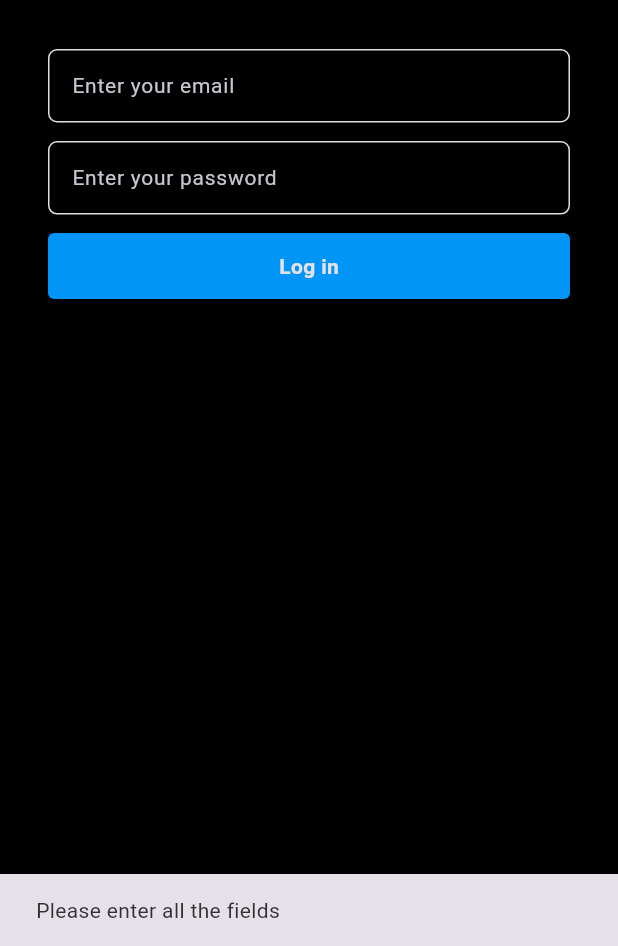
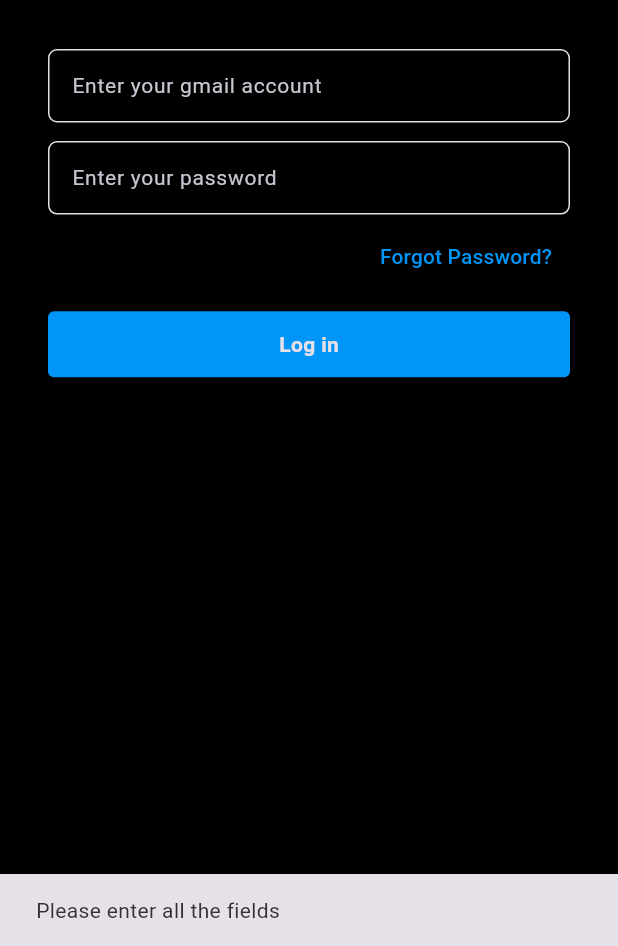
Before and after one commit to rafioncode/MEMEsWorld, a Flutter app: the ProfileScreen screen opened directly, after a tap on "Sign Out", after a tap on "Log in", on a phone screen of 412 x 824 dp, the part 290-1236 px from its top. Run offline on Flutter 3.47's test engine with Material 3 defaults, Android fonts, the phone set to English and light mode, and no system bars; our stand-ins replace cloud_firestore, firebase_auth, firebase_core, firebase_storage, image_picker; missing offline and left inert: universal_html; accounts and stored records are empty; network calls fail.

Commit message:
this is final!

```diff
--- a/lib/resources/auth_methods.dart
+++ b/lib/resources/auth_methods.dart
@@ -6,36 +6,35 @@ class AuthMethods {
   final FirebaseFirestore _firestore = FirebaseFirestore.instance;
   final FirebaseAuth _auth = FirebaseAuth.instance;
 
-  // Get user details
+  // Get current user details
   Future<model.User> getUserDetails() async {
     User currentUser = _auth.currentUser!;
-
     DocumentSnapshot documentSnapshot =
     await _firestore.collection('users').doc(currentUser.uid).get();
 
     return model.User.fromSnap(documentSnapshot);
   }
 
-  // Signing up user
+  // Sign up user
   Future<String> signUpUser({
     required String email,
     required String password,
     required String username,
     required String bio,
   }) async {
-    String res = "Some error Occurred";
+    String res = "Some error occurred";
     try {
       if (email.isNotEmpty &&
           password.isNotEmpty &&
           username.isNotEmpty &&
           bio.isNotEmpty) {
-        // Registering user in Firebase Auth
+        // Register user in Firebase Auth
         UserCredential cred = await _auth.createUserWithEmailAndPassword(
           email: email,
           password: password,
         );
 
-        // Use default profile picture
+        // Default profile picture
         String photoUrl = 'https://i.stack.imgur.com/l60Hf.png';
 
         // Create user model
@@ -50,45 +49,54 @@ class AuthMethods {
         );
 
         // Add user to Firestore
-        await _firestore
-            .collection("users")
-            .doc(cred.user!.uid)
-            .set(user.toJson());
+        await _firestore.collection("users").doc(cred.user!.uid).set(user.toJson());
 
         res = "success";
       } else {
         res = "Please enter all the fields";
       }
     } catch (err) {
-      return err.toString();
+      res = err.toString();
     }
     return res;
   }
 
-  // Logging in user
+  // Login user
   Future<String> loginUser({
     required String email,
     required String password,
   }) async {
-    String res = "Some error Occurred";
+    String res = "Some error occurred";
     try {
       if (email.isNotEmpty && password.isNotEmpty) {
-        // Logging in user with email and password
-        await _auth.signInWithEmailAndPassword(
-          email: email,
-          password: password,
-        );
+        await _auth.signInWithEmailAndPassword(email: email, password: password);
         res = "success";
       } else {
         res = "Please enter all the fields";
       }
     } catch (err) {
-      return err.toString();
+      res = err.toString();
     }
     return res;
   }
 
-  // Signing out user
+  // Reset password
+  Future<String> resetPassword(String email) async {
+    String res = "Some error occurred";
+    try {
+      if (email.isNotEmpty) {
+        await _auth.sendPasswordResetEmail(email: email);
+        res = "Password reset email sent";
+      } else {
+        res = "Please enter your email";
+      }
+    } catch (err) {
+      res = err.toString();
+    }
+    return res;
+  }
+
+  // Sign out user
   Future<void> signOut() async {
     await _auth.signOut();
   }
--- a/lib/screens/login_screen.dart
+++ b/lib/screens/login_screen.dart
@@ -61,6 +61,22 @@ class _LoginScreenState extends State<LoginScreen> {
     }
   }
 
+  // Function for sending password reset email
+  Future<void> resetPassword() async {
+    final email = _emailController.text.trim();
+    if (email.isEmpty) {
+      showSnackBar(context, "Please enter your email first!");
+      return;
+    }
+
+    try {
+      await AuthMethods().resetPassword(email);
+      showSnackBar(context, "Password reset email sent!");
+    } catch (e) {
+      showSnackBar(context, "Failed to send reset email: $e");
+    }
+  }
+
   @override
   Widget build(BuildContext context) {
     final screenWidth = MediaQuery.of(context).size.width;
@@ -98,7 +114,7 @@ class _LoginScreenState extends State<LoginScreen> {
               const SizedBox(height: 20), // space after logo
 
               TextFieldInput(
-                hintText: 'Enter your email',
+                hintText: 'Enter your gmail account',
                 textInputType: TextInputType.emailAddress,
                 textEditingController: _emailController,
               ),
@@ -110,6 +126,20 @@ class _LoginScreenState extends State<LoginScreen> {
                 textEditingController: _passwordController,
                 isPass: true,
               ),
+              SizedBox(height: screenWidth * 0.01),
+
+              // Forgot Password section
+              Align(
+                alignment: Alignment.centerRight,
+                child: TextButton(
+                  onPressed: resetPassword,
+                  child: const Text(
+                    "Forgot Password?",
+                    style: TextStyle(color: blueColor, fontWeight: FontWeight.w500),
+                  ),
+                ),
+              ),
+
               SizedBox(height: screenWidth * 0.03),
 
               InkWell(
@@ -132,8 +162,10 @@ class _LoginScreenState extends State<LoginScreen> {
                       : const SizedBox(
                     height: 20,
                     width: 20,
-                    child:
-                    CircularProgressIndicator(strokeWidth: 2, color: primaryColor),
+                    child: CircularProgressIndicator(
+                      strokeWidth: 2,
+                      color: primaryColor,
+                    ),
                   ),
                 ),
               ),
@@ -169,8 +201,7 @@ class _LoginScreenState extends State<LoginScreen> {
   }
 }
 
-/// A simple reusable TextField widget (previously in widgets/text_field_input.dart).
-/// Keeps styling consistent across login/signup screens.
+/// Reusable TextField widget
 class TextFieldInput extends StatelessWidget {
   final TextEditingController textEditingController;
   final TextInputType textInputType;
--- a/lib/screens/profile_screen.dart
+++ b/lib/screens/profile_screen.dart
@@ -74,6 +74,8 @@ class _ProfileScreenState extends State<ProfileScreen> {
       return const Center(child: CircularProgressIndicator());
     }
 
+    final currentUid = FirebaseAuth.instance.currentUser?.uid;
+
     return Scaffold(
       appBar: AppBar(
         backgroundColor: mobileBackgroundColor,
@@ -81,10 +83,7 @@ class _ProfileScreenState extends State<ProfileScreen> {
         centerTitle: false,
       ),
       body: ListView(
-        children: [
-          Padding(
         padding: const EdgeInsets.all(16),
-            child: Column(
         children: [
           Row(
             children: [
@@ -106,11 +105,11 @@ class _ProfileScreenState extends State<ProfileScreen> {
                         buildStatColumn(following, "following"),
                       ],
                     ),
+                    const SizedBox(height: 8),
+                    if (currentUid != widget.uid)
                       Row(
                         mainAxisAlignment: MainAxisAlignment.spaceEvenly,
-                            children: [
-                              buildActionButton(),
-                            ],
+                        children: [buildFollowButton()],
                       ),
                   ],
                 ),
@@ -130,21 +129,16 @@ class _ProfileScreenState extends State<ProfileScreen> {
             alignment: Alignment.centerLeft,
             child: Text(userData['bio'] ?? ''),
           ),
-              ],
-            ),
-          ),
           const Divider(),
           buildPostsGrid(),
         ],
       ),
-    );
-  }
-
-  Widget buildActionButton() {
-    final currentUid = FirebaseAuth.instance.currentUser?.uid;
-
-    if (currentUid == widget.uid) {
-      return FollowButton(
+      bottomNavigationBar: currentUid == widget.uid
+          ? Padding(
+        padding: const EdgeInsets.all(16),
+        child: SizedBox(
+          height: 50,
+          child: FollowButton(
             text: 'Sign Out',
             backgroundColor: mobileBackgroundColor,
             textColor: primaryColor,
@@ -156,9 +150,36 @@ class _ProfileScreenState extends State<ProfileScreen> {
                 MaterialPageRoute(builder: (_) => const LoginScreen()),
               );
             },
+          ),
+        ),
+      )
+          : null,
     );
   }
 
+  Column buildStatColumn(int num, String label) {
+    return Column(
+      mainAxisSize: MainAxisSize.min,
+      children: [
+        Text(
+          num.toString(),
+          style: const TextStyle(fontSize: 18, fontWeight: FontWeight.bold),
+        ),
+        const SizedBox(height: 4),
+        Text(
+          label,
+          style: const TextStyle(
+            fontSize: 15,
+            fontWeight: FontWeight.w400,
+            color: Colors.grey,
+          ),
+        ),
+      ],
+    );
+  }
+
+  Widget buildFollowButton() {
+    final currentUid = FirebaseAuth.instance.currentUser?.uid;
     return isFollowing
         ? FollowButton(
       text: 'Unfollow',
@@ -244,25 +265,4 @@ class _ProfileScreenState extends State<ProfileScreen> {
       },
     );
   }
-
-  Column buildStatColumn(int num, String label) {
-    return Column(
-      mainAxisSize: MainAxisSize.min,
-      children: [
-        Text(
-          num.toString(),
-          style: const TextStyle(fontSize: 18, fontWeight: FontWeight.bold),
-        ),
-        const SizedBox(height: 4),
-        Text(
-          label,
-          style: const TextStyle(
-            fontSize: 15,
-            fontWeight: FontWeight.w400,
-            color: Colors.grey,
-          ),
-        ),
-      ],
-    );
 }
-}
```
Also changed, not shown: lib/responsive/mobile_screen_layout.dart (+11 -12 lines), lib/responsive/web_screen_layout.dart (+17 -7 lines), lib/screens/notification_screen.dart (added, +17 -0 lines), lib/widgets/comment_card.dart (+25 -10 lines), lib/widgets/post_card.dart (+36 -23 lines). Lines whose indentation alone changed are shown as unchanged.
